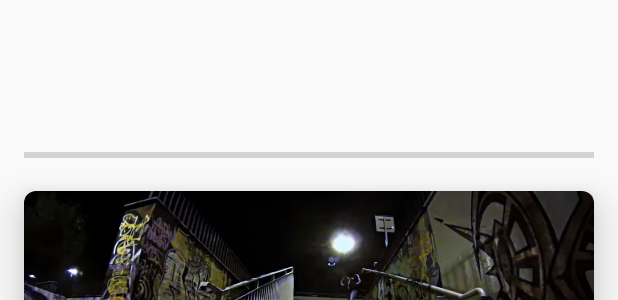
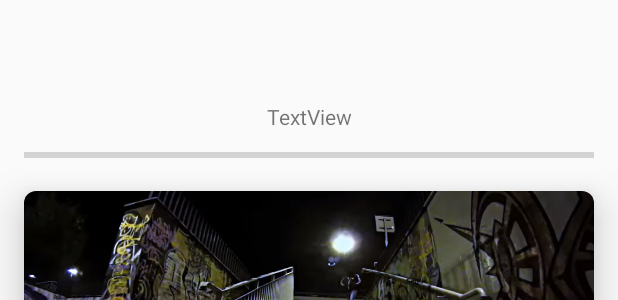
Before and after one commit to kezc/EbeEbeQuiz, an Android app: the layout quiz_fragment.xml on its own in the app's theme, with its tools: preview values and no code run, on a phone screen of 412 x 824 dp. Shown: the part 140-440 px from the top of the screen. Run offline under Robolectric (Android 15) with nearby library versions, the phone set to English and light mode, and no system bars.

Commit message:
showing question number

```diff
--- a/app/src/main/java/com/example/ebeebequiz/QuizFragment.kt
+++ b/app/src/main/java/com/example/ebeebequiz/QuizFragment.kt
@@ -49,6 +49,8 @@ class QuizFragment : Fragment() {
 
         viewModel.progress.observe(viewLifecycleOwner, Observer { progress ->
             setProgressAnimate(progress)
+            questionProgress.text =
+                getString(R.string.questionProgress, progress + 1, quizQuestions.size)
         })
 
         viewModel.question.observe(viewLifecycleOwner, Observer { quizQuestion ->
--- a/app/src/main/res/layout/quiz_fragment.xml
+++ b/app/src/main/res/layout/quiz_fragment.xml
@@ -110,5 +110,15 @@
 
     </androidx.cardview.widget.CardView>
 
+    <TextView
+        android:id="@+id/questionProgress"
+        android:layout_width="wrap_content"
+        android:layout_height="wrap_content"
+        android:layout_marginBottom="8dp"
+        android:text="TextView"
+        app:layout_constraintBottom_toTopOf="@+id/progressBar"
+        app:layout_constraintEnd_toEndOf="parent"
+        app:layout_constraintStart_toStartOf="parent" />
+
 
 </androidx.constraintlayout.widget.ConstraintLayout>
--- a/app/src/main/res/values/strings.xml
+++ b/app/src/main/res/values/strings.xml
@@ -1,3 +1,4 @@
 <resources>
     <string name="app_name">EbeEbeQuiz</string>
+    <string name="questionProgress">%d/%d</string>
 </resources>
```
